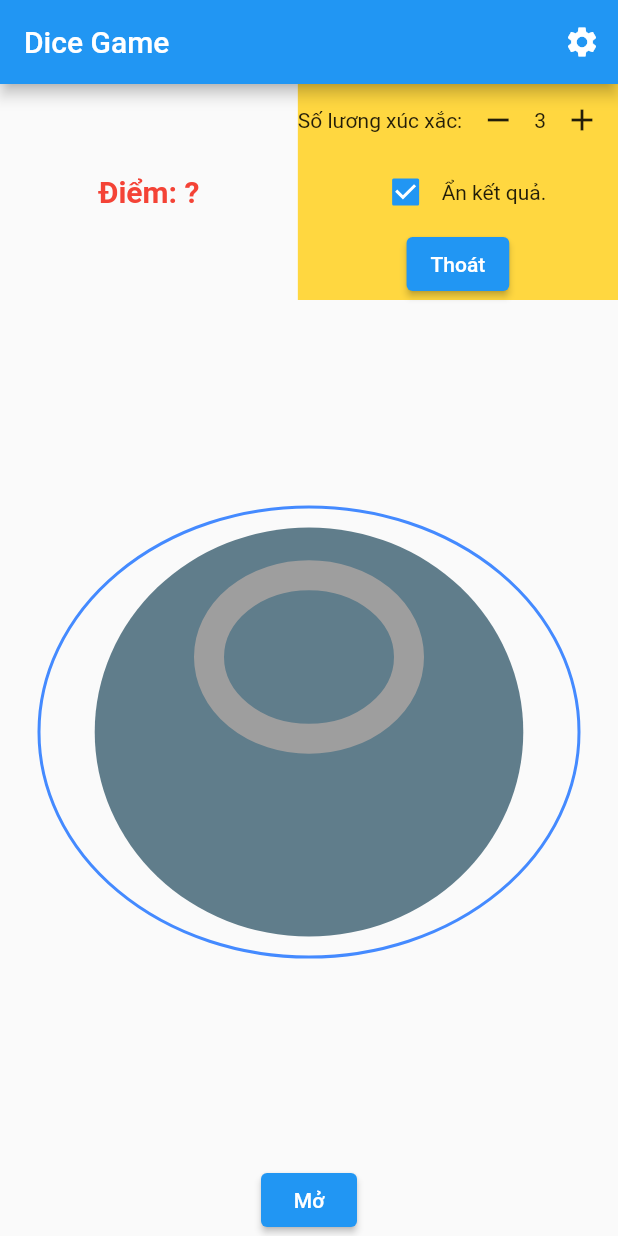
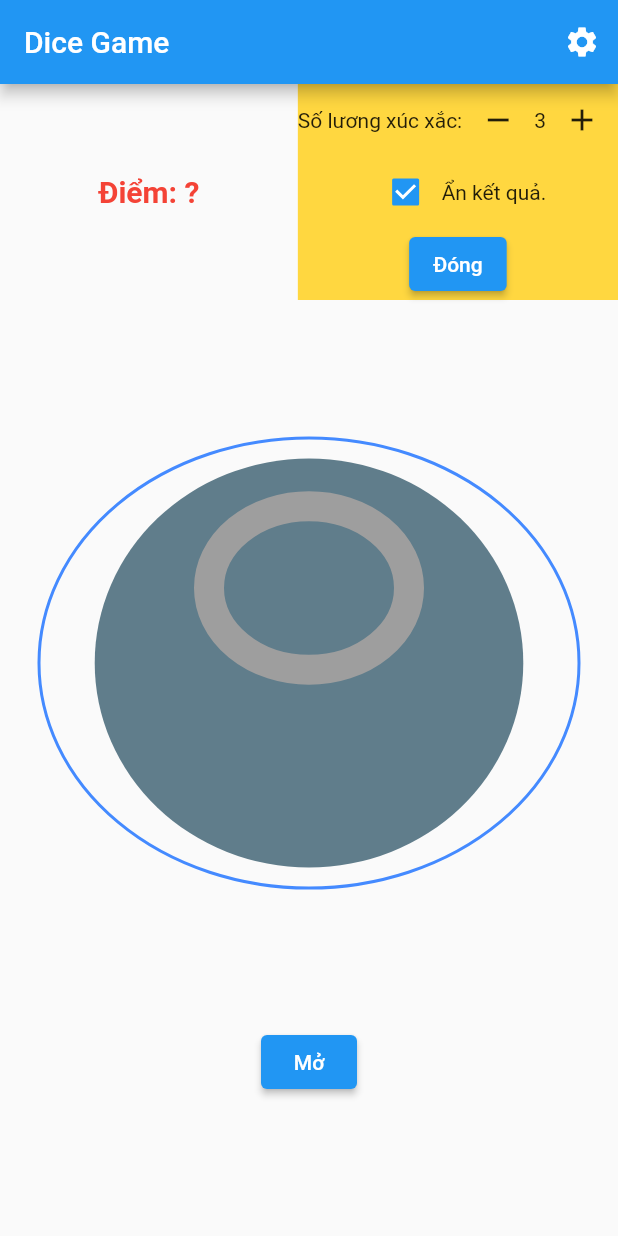
Before and after one commit to TranDuongGiaThinh/DiceGame, a Flutter app: the screen it shows after launch, after a tap on "Lắc", after a tap on the "settings" icon, on a phone screen of 412 x 824 dp. Run offline on Flutter 3.47's test engine with Material 2 defaults, Android fonts, the phone set to English and light mode, and no system bars.

Commit message:
edit button exit

```diff
--- a/lib/views/build_setting_box.dart
+++ b/lib/views/build_setting_box.dart
@@ -56,7 +56,7 @@ class _BuildSettingBoxState extends State<BuildSettingBox> {
             onPressed: () {
               widget.update(count, mode, false, true);
             },
-            child: const Text("Thoát"))
+            child: const Text("Đóng"))
       ],
     );
   }
--- a/lib/views/index_screen.dart
+++ b/lib/views/index_screen.dart
@@ -66,7 +66,6 @@ class IndexScreen extends StatelessWidget {
                   const Plate(),
                   buildDices(state),
                   if (state.isHide && state.modeHise)
-                    if (state.isHide && state.modeHise)
                       Draggable(
                         feedback: Material(
                           color: Colors.transparent,
@@ -100,6 +99,7 @@ class IndexScreen extends StatelessWidget {
             },
             child: Text((state.modeHise && state.isHide) ? "Mở" : "Lắc"),
           ),
+          Container()
         ],
       ),
     );
```
